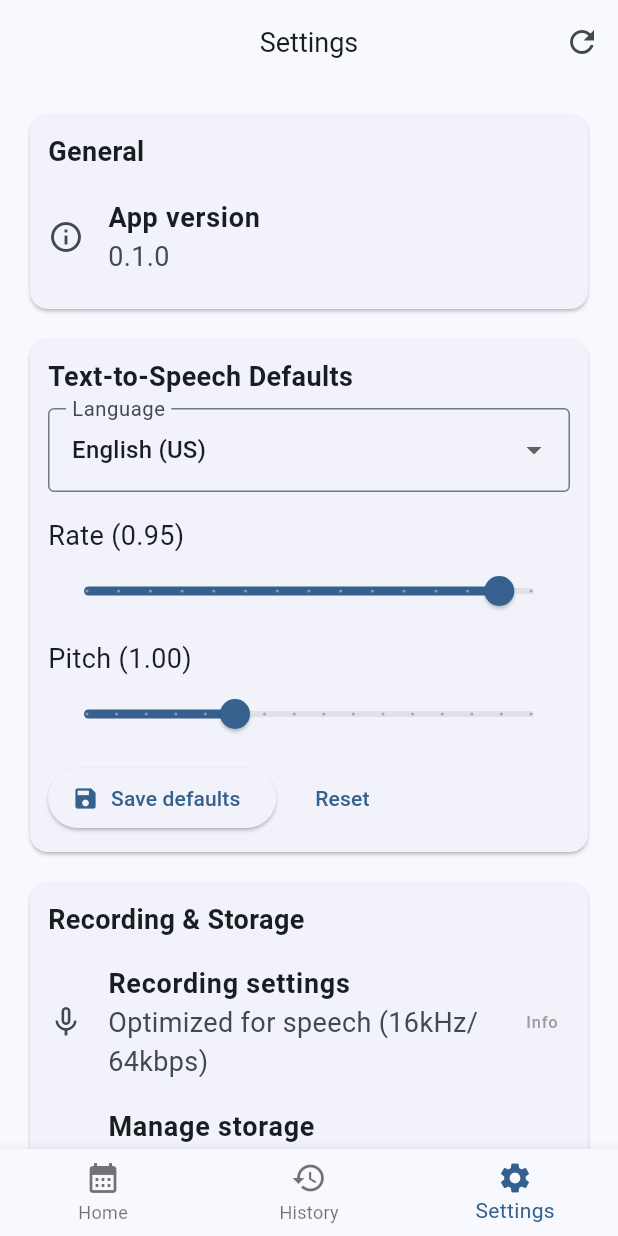
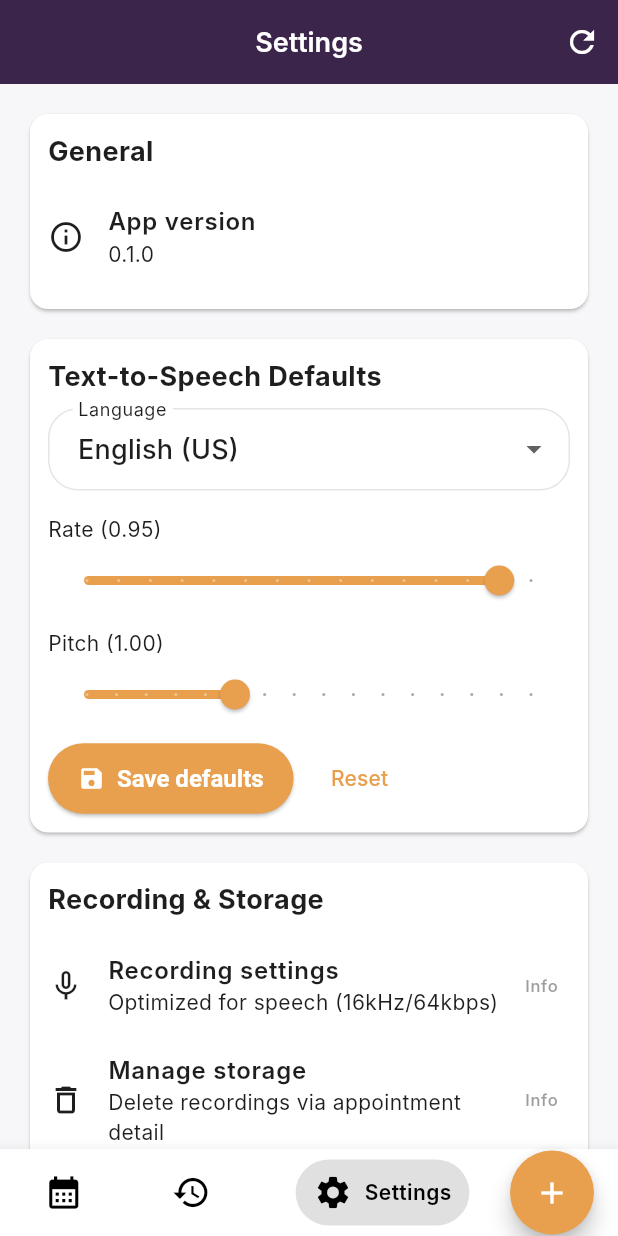
Before and after one commit to kusyuk/ema, a Flutter app: the RootPage screen opened directly, item 3 of the bottom bar chosen, on a phone screen of 412 x 824 dp. Run offline on Flutter 3.47's test engine with Material 3 defaults, Android fonts, the phone set to English and light mode, and no system bars; drawn by our look-alikes of stylish_bottom_bar; our stand-ins replace dio, equatable, flutter_dotenv, flutter_local_notifications, flutter_tts, get_it and 8 more; missing offline and left inert: record; accounts and stored records are empty; Roboto replaces fonts that are missing (Inter).

Commit message:
Phase 11: Ui Update

```diff
--- a/lib/presentation/pages/root_page.dart
+++ b/lib/presentation/pages/root_page.dart
@@ -1,4 +1,6 @@
 import 'package:flutter/material.dart';
+import 'package:stylish_bottom_bar/stylish_bottom_bar.dart';
+import '../../core/theme/app_theme.dart';
 import 'calendar_home_page.dart';
 import 'history_page.dart';
 import 'settings_page.dart';
@@ -29,40 +31,62 @@ class _RootPageState extends State<RootPage> {
         index: _index,
         children: _pages,
       ),
-      floatingActionButton: _index == 0
-          ? _calendarFab(context)
-          : null,
-      bottomNavigationBar: BottomNavigationBar(
+      floatingActionButton: _calendarFab(context),
+      floatingActionButtonLocation: FloatingActionButtonLocation.endContained,
+      bottomNavigationBar: StylishBottomBar(
+        option: BubbleBarOptions(
+          barStyle: BubbleBarStyle.horizontal,
+          bubbleFillStyle: BubbleFillStyle.fill,
+          opacity: 0.12,
+        ),
         currentIndex: _index,
-        onTap: (i) => setState(() => _index = i),
-        items: const [
-          BottomNavigationBarItem(
-            icon: Icon(Icons.calendar_month),
-            label: 'Home',
+        backgroundColor: AppTheme.primaryLight,
+        items: [
+          BottomBarItem(
+            icon: const Icon(Icons.calendar_month),
+            selectedIcon: const Icon(Icons.calendar_month),
+            title: const Text('Home'),
+            selectedColor: AppTheme.accent,
+            unSelectedColor: AppTheme.iconDefault,
           ),
-          BottomNavigationBarItem(
-            icon: Icon(Icons.history),
-            label: 'History',
+          BottomBarItem(
+            icon: const Icon(Icons.history),
+            selectedIcon: const Icon(Icons.history),
+            title: const Text('History'),
+            selectedColor: AppTheme.accent,
+            unSelectedColor: AppTheme.iconDefault,
           ),
-          BottomNavigationBarItem(
-            icon: Icon(Icons.settings),
-            label: 'Settings',
+          BottomBarItem(
+            icon: const Icon(Icons.settings),
+            selectedIcon: const Icon(Icons.settings),
+            title: const Text('Settings'),
+            selectedColor: AppTheme.accent,
+            unSelectedColor: AppTheme.iconDefault,
           ),
         ],
+        onTap: (i) => setState(() => _index = i),
+        fabLocation: StylishBarFabLocation.end,
+        hasNotch: false,
       ),
     );
   }
 
   Widget _calendarFab(BuildContext context) {
-    return FloatingActionButton.extended(
+    return FloatingActionButton(
       onPressed: () async {
         final state = _calendarKey.currentState;
         if (state != null) {
           await state.createAppointment();
+        } else {
+          setState(() => _index = 0);
+          WidgetsBinding.instance.addPostFrameCallback((_) async {
+            if (_calendarKey.currentState != null) {
+              await _calendarKey.currentState!.createAppointment();
+            }
+          });
         }
       },
-      icon: const Icon(Icons.add),
-      label: const Text('New Appointment'),
+      child: const Icon(Icons.add),
     );
   }
 }
--- a/pubspec.yaml
+++ b/pubspec.yaml
@@ -18,12 +18,14 @@ dependencies:
   hive: ^2.2.3
   hive_flutter: ^1.1.0
   intl: ^0.19.0
+  introduction_screen: ^4.0.0
   just_audio: ^0.9.40
   path_provider: ^2.1.4
   permission_handler: ^11.3.1
   provider: ^6.1.2
   record: ^5.1.3
   share_plus: ^10.1.2
+  stylish_bottom_bar: ^1.1.1
   table_calendar: ^3.0.9
   timezone: ^0.9.4
 
```
Also changed, not shown: lib/core/theme/app_theme.dart (added, +107 -0 lines), lib/main.dart (+12 -15 lines), lib/presentation/pages/appointment_detail_page.dart (+0 -15 lines), lib/presentation/pages/appointment_form_page.dart (+4 -11 lines), lib/presentation/pages/onboarding_page.dart (added, +102 -0 lines), pubspec.lock, 1 other file.
